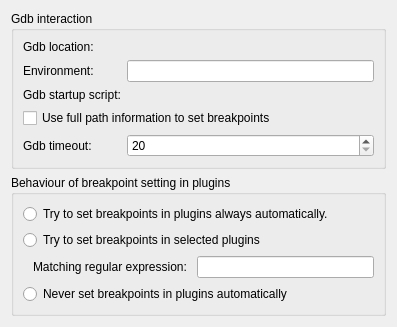
Before: the Qt Designer form src/plugins/debugger/gdb/gdboptionspage.ui in qt-creator/qt-creator, drawn with Qt 5.
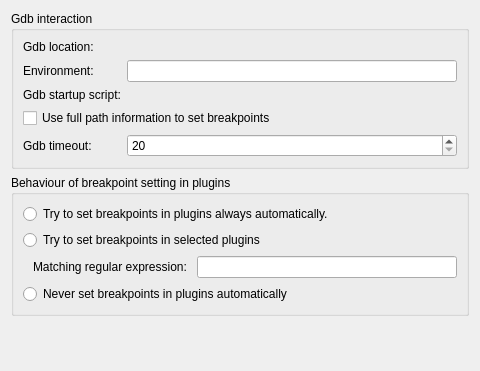
After: the same form once the commit is applied. Custom widgets are drawn as their Qt base class.

Commit message: Translations: Fix debugger messages Reviewed-by: hjk

What changed in the file:
```diff
--- a/src/plugins/debugger/gdb/gdboptionspage.ui
+++ b/src/plugins/debugger/gdb/gdboptionspage.ui
@@ -6,8 +6,8 @@
    <rect>
     <x>0</x>
     <y>0</y>
-    <width>397</width>
-    <height>322</height>
+    <width>480</width>
+    <height>371</height>
    </rect>
   </property>
   <layout class="QVBoxLayout" name="verticalLayout">
```
Left out of the diff: 10 changed lines with no effect on the pictures. The commit also changes 1 other file.
